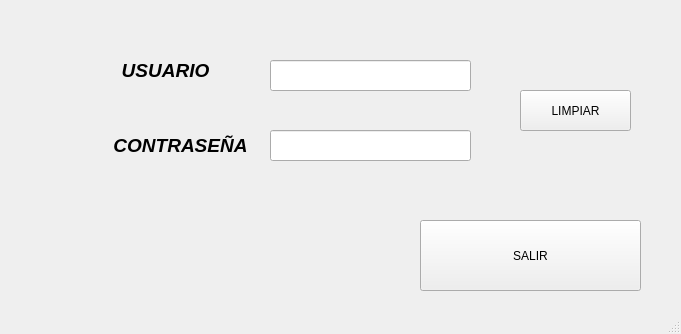
The window that VentanasPython/src/prueba.ui (Alrol-5689/DI24) describes before a commit, drawn with Qt 5.
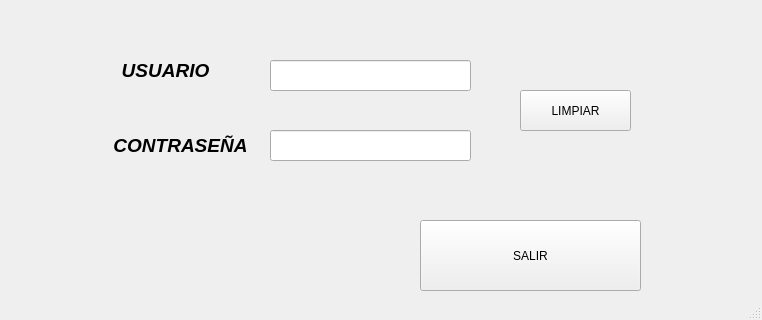
The same window after the commit. Icons and pictures are not drawn.

```diff
--- a/VentanasPython/src/prueba.ui
+++ b/VentanasPython/src/prueba.ui
@@ -6,8 +6,8 @@
    <rect>
     <x>0</x>
     <y>0</y>
-    <width>681</width>
-    <height>334</height>
+    <width>762</width>
+    <height>320</height>
    </rect>
   </property>
   <property name="windowTitle">
```
Left out of the diff: 20 changed lines with no effect on the pictures.
